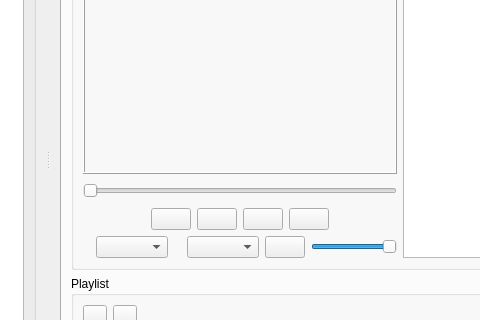
First picture: the form in TelaInicial.ui, repository Deivison07/public_projSono, before the edit; both pictures show x 233 to 713 and y 121 to 441 of the 919 by 581 pixel window.
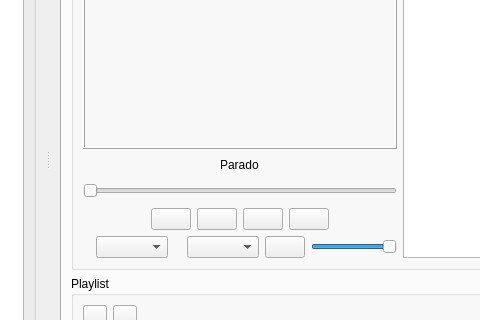
Second picture: the form after the edit. Icons and pictures are not drawn.

Diff of the .ui file:
```diff
--- a/TelaInicial.ui
+++ b/TelaInicial.ui
@@ -83,6 +83,19 @@
                    </layout>
                   </widget>
                  </item>
+                 <item alignment="Qt::AlignHCenter">
+                  <widget class="QLabel" name="texto">
+                   <property name="toolTip">
+                    <string>&lt;html&gt;&lt;head/&gt;&lt;body&gt;&lt;p&gt;&lt;br/&gt;&lt;/p&gt;&lt;/body&gt;&lt;/html&gt;</string>
+                   </property>
+                   <property name="whatsThis">
+                    <string>&lt;html&gt;&lt;head/&gt;&lt;body&gt;&lt;p align=&quot;center&quot;&gt;tt&lt;/p&gt;&lt;/body&gt;&lt;/html&gt;</string>
+                   </property>
+                   <property name="text">
+                    <string>Parado</string>
+                   </property>
+                  </widget>
+                 </item>
                  <item>
                   <layout class="QVBoxLayout" name="verticalLayout_5">
                    <item>
```
